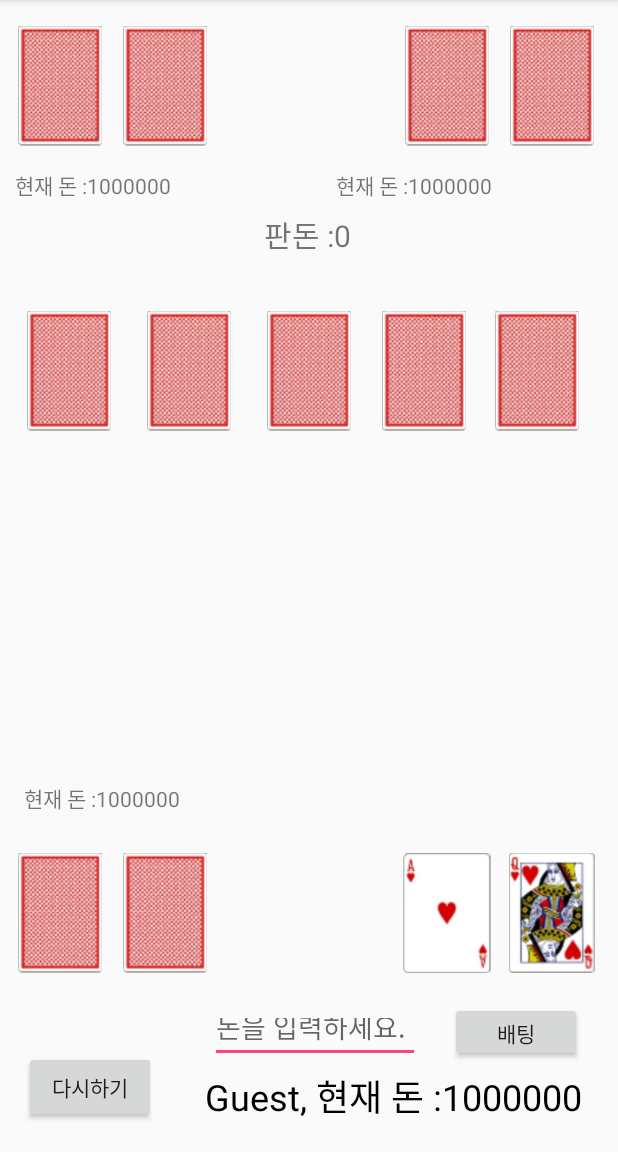
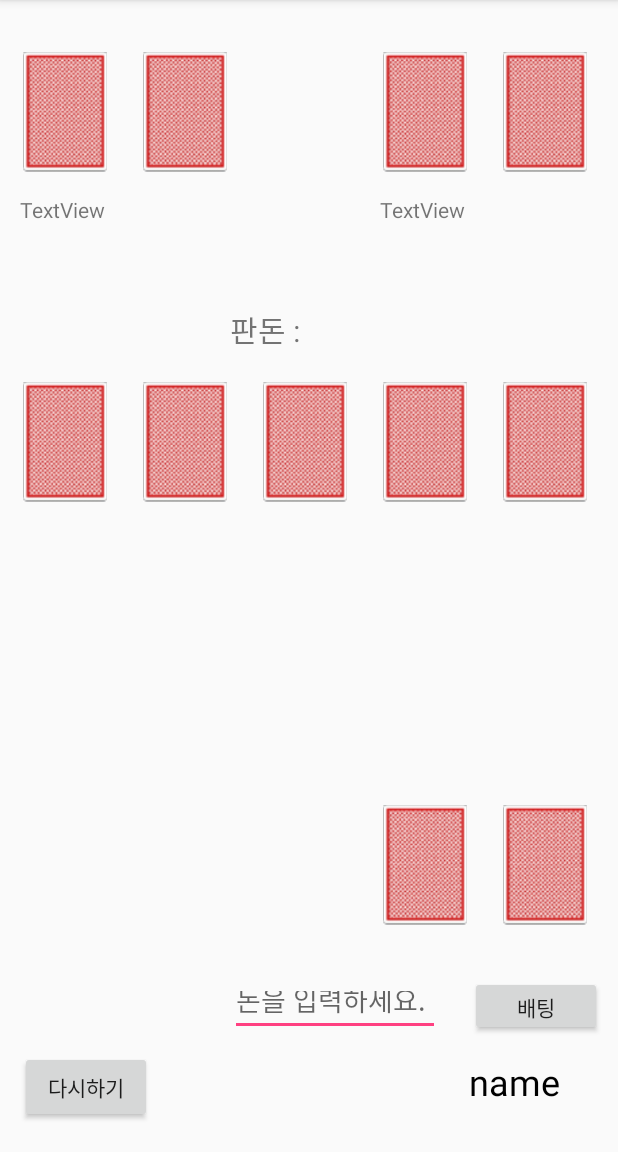
Before and after one commit to swhdgjss/Android, an Android app: the screen it shows after launch (Play4 before the commit, Play2 after it), after a tap on "시작", on a phone screen of 412 x 824 dp, the part 84-1236 px from its top. Run offline under Robolectric (Android 15) with nearby library versions, the phone set to English and light mode, and no system bars.

Commit message:
06/20 play5, 6 레이아웃 고민 -> 2, 3으로 수정 Play2 작업

```diff
--- a/app/src/main/AndroidManifest.xml
+++ b/app/src/main/AndroidManifest.xml
@@ -18,8 +18,8 @@
         </activity>
         <activity android:name=".Splash" />
         <activity android:name=".Play4" />
-        <activity android:name=".Play5" />
-        <activity android:name=".Play6"></activity>
+        <activity android:name=".Play2" />
+        <activity android:name=".Play3"></activity>
     </application>
 
 </manifest>
--- a/app/src/main/java/com/example/l/holdem/MainActivity.java
+++ b/app/src/main/java/com/example/l/holdem/MainActivity.java
@@ -6,9 +6,7 @@ import android.os.Bundle;
 import android.view.View;
 import android.widget.Button;
 import android.widget.EditText;
-import android.widget.RadioButton;
 import android.widget.RadioGroup;
-import android.widget.Toast;
 
 public class MainActivity extends AppCompatActivity {
     Button button;
@@ -35,17 +33,17 @@ public class MainActivity extends AppCompatActivity {
                 else name = editText.getText().toString();
                 switch (radioGroup.getCheckedRadioButtonId()) {
                     case R.id.radioButton:
-                        Intent intent = new Intent(MainActivity.this, Play4.class);
+                        Intent intent = new Intent(MainActivity.this, Play2.class);
                         intent.putExtra("state", name);
                         startActivity(intent);
                         break;
                     case R.id.radioButton2:
-                        Intent intent2 = new Intent(MainActivity.this, Play5.class);
+                        Intent intent2 = new Intent(MainActivity.this, Play3.class);
                         intent2.putExtra("state", name);
                         startActivity(intent2);
                         break;
                     case R.id.radioButton3:
-                        Intent intent3 = new Intent(MainActivity.this, Play6.class);
+                        Intent intent3 = new Intent(MainActivity.this, Play4.class);
                         intent3.putExtra("state", name);
                         startActivity(intent3);
                         break;
--- a/app/src/main/java/com/example/l/holdem/Play5.java
+++ b/app/src/main/java/com/example/l/holdem/Play2.java
@@ -3,11 +3,11 @@ package com.example.l.holdem;
 import android.support.v7.app.AppCompatActivity;
 import android.os.Bundle;
 
-public class Play5 extends AppCompatActivity {
+public class Play2 extends AppCompatActivity {
 
     @Override
     protected void onCreate(Bundle savedInstanceState) {
         super.onCreate(savedInstanceState);
-        setContentView(R.layout.activity_play5);
+        setContentView(R.layout.activity_play2);
     }
 }
--- a/app/src/main/java/com/example/l/holdem/Play6.java
+++ b/app/src/main/java/com/example/l/holdem/Play3.java
@@ -3,11 +3,11 @@ package com.example.l.holdem;
 import android.support.v7.app.AppCompatActivity;
 import android.os.Bundle;
 
-public class Play6 extends AppCompatActivity {
+public class Play3 extends AppCompatActivity {
 
     @Override
     protected void onCreate(Bundle savedInstanceState) {
         super.onCreate(savedInstanceState);
-        setContentView(R.layout.activity_play6);
+        setContentView(R.layout.activity_play3);
     }
 }
--- a/app/src/main/java/com/example/l/holdem/Play4.java
+++ b/app/src/main/java/com/example/l/holdem/Play4.java
@@ -356,7 +356,6 @@ public class Play4 extends AppCompatActivity {
                 break;
             }
         }
-        //rule.clear();
     }
 
     public void replay() {
--- a/app/src/main/res/layout/activity_main.xml
+++ b/app/src/main/res/layout/activity_main.xml
@@ -32,22 +32,22 @@
             android:layout_width="70dp"
             android:layout_height="wrap_content"
             android:layout_weight="1"
-            android:text="4명"
-            android:checked="true"/>
+            android:checked="true"
+            android:text="2명" />
 
         <RadioButton
             android:id="@+id/radioButton2"
             android:layout_width="70dp"
             android:layout_height="wrap_content"
             android:layout_weight="1"
-            android:text="5명" />
+            android:text="3명" />
 
         <RadioButton
             android:id="@+id/radioButton3"
             android:layout_width="70dp"
             android:layout_height="wrap_content"
             android:layout_weight="1"
-            android:text="6명" />
+            android:text="4명" />
     </RadioGroup>
 
     <TextView
--- /dev/null
+++ b/app/src/main/res/layout/activity_play2.xml
@@ -0,0 +1,212 @@
+<?xml version="1.0" encoding="utf-8"?>
+<RelativeLayout xmlns:android="http://schemas.android.com/apk/res/android"
+    xmlns:app="http://schemas.android.com/apk/res-auto"
+    xmlns:tools="http://schemas.android.com/tools"
+    android:layout_width="match_parent"
+    android:layout_height="match_parent"
+    tools:context="com.example.l.holdem.Play2">
+
+    <TextView
+        android:id="@+id/name"
+        android:layout_width="wrap_content"
+        android:layout_height="wrap_content"
+        android:text="name"
+        android:textAllCaps="false"
+        android:textColor="@android:color/background_dark"
+        android:textSize="24sp"
+        android:layout_alignBaseline="@+id/button7"
+        android:layout_alignBottom="@+id/button7"
+        android:layout_alignRight="@+id/textView20"
+        android:layout_alignEnd="@+id/textView20" />
+
+    <Button
+        android:id="@+id/button7"
+        android:layout_width="wrap_content"
+        android:layout_height="wrap_content"
+        android:layout_alignLeft="@+id/board1"
+        android:layout_alignParentBottom="true"
+        android:layout_alignStart="@+id/board1"
+        android:layout_marginBottom="19dp"
+        android:text="다시하기" />
+
+    <EditText
+        android:id="@+id/editText5"
+        android:layout_width="140dp"
+        android:layout_height="40dp"
+        android:ems="10"
+        android:hint="돈을 입력하세요."
+        android:inputType="number"
+        android:layout_above="@+id/button7"
+        android:layout_toRightOf="@+id/board2"
+        android:layout_toEndOf="@+id/board2"
+        android:layout_marginBottom="10dp" />
+
+    <Button
+        android:id="@+id/button8"
+        android:layout_width="wrap_content"
+        android:layout_height="40dp"
+        android:text="배팅"
+        android:layout_alignTop="@+id/editText5"
+        android:layout_toRightOf="@+id/card1"
+        android:layout_toEndOf="@+id/card1" />
+
+    <ImageView
+        android:id="@+id/board3"
+        android:layout_width="60dp"
+        android:layout_height="80dp"
+        android:layout_alignTop="@+id/board2"
+        android:layout_marginLeft="34dp"
+        android:layout_marginStart="20dp"
+        android:layout_toEndOf="@+id/board2"
+        android:layout_toRightOf="@+id/board2"
+        app:srcCompat="@drawable/back" />
+
+    <ImageView
+        android:id="@+id/board2"
+        android:layout_width="60dp"
+        android:layout_height="80dp"
+        android:layout_alignTop="@+id/board1"
+        android:layout_marginLeft="16dp"
+        android:layout_marginRight="20dp"
+        android:layout_marginStart="20dp"
+        android:layout_toEndOf="@+id/board1"
+        android:layout_toRightOf="@+id/board1"
+        app:srcCompat="@drawable/back" />
+
+    <ImageView
+        android:id="@+id/board5"
+        android:layout_width="60dp"
+        android:layout_height="80dp"
+        android:layout_alignTop="@+id/board4"
+        android:layout_marginLeft="14dp"
+        android:layout_marginStart="20dp"
+        android:layout_toEndOf="@+id/board4"
+        android:layout_toRightOf="@+id/board4"
+        app:srcCompat="@drawable/back" />
+
+    <ImageView
+        android:id="@+id/board4"
+        android:layout_width="60dp"
+        android:layout_height="80dp"
+        android:layout_alignTop="@+id/board3"
+        android:layout_marginLeft="20dp"
+        android:layout_marginStart="20dp"
+        android:layout_toEndOf="@+id/board3"
+        android:layout_toRightOf="@+id/board3"
+        app:srcCompat="@drawable/back" />
+
+    <ImageView
+        android:id="@+id/board1"
+        android:layout_width="60dp"
+        android:layout_height="80dp"
+        android:layout_below="@+id/textView16"
+        android:layout_marginLeft="13dp"
+        android:layout_marginStart="13dp"
+        android:layout_marginTop="20dp"
+        android:layout_toEndOf="@+id/textView17"
+        android:layout_toRightOf="@+id/textView17"
+        app:srcCompat="@drawable/back" />
+
+    <ImageView
+        android:id="@+id/card2"
+        android:layout_width="60dp"
+        android:layout_height="80dp"
+        app:srcCompat="@drawable/back"
+        android:layout_marginBottom="34dp"
+        android:layout_above="@+id/button8"
+        android:layout_alignLeft="@+id/board5"
+        android:layout_alignStart="@+id/board5" />
+
+    <ImageView
+        android:id="@+id/card1"
+        android:layout_width="60dp"
+        android:layout_height="80dp"
+        app:srcCompat="@drawable/back"
+        android:layout_alignTop="@+id/card2"
+        android:layout_alignLeft="@+id/board4"
+        android:layout_alignStart="@+id/board4" />
+
+    <ImageView
+        android:id="@+id/card4"
+        android:layout_width="60dp"
+        android:layout_height="80dp"
+        app:srcCompat="@drawable/back"
+        android:layout_alignTop="@+id/imageView38"
+        android:layout_alignLeft="@+id/board5"
+        android:layout_alignStart="@+id/board5" />
+
+    <ImageView
+        android:id="@+id/imageView38"
+        android:layout_width="60dp"
+        android:layout_height="80dp"
+        app:srcCompat="@drawable/back"
+        android:layout_alignTop="@+id/imageView37"
+        android:layout_alignLeft="@+id/board4"
+        android:layout_alignStart="@+id/board4" />
+
+    <ImageView
+        android:id="@+id/imageView37"
+        android:layout_width="60dp"
+        android:layout_height="80dp"
+        android:layout_alignTop="@+id/card3"
+        android:layout_marginStart="20dp"
+        android:layout_toRightOf="@+id/card3"
+        app:srcCompat="@drawable/back" />
+
+    <ImageView
+        android:id="@+id/card3"
+        android:layout_width="60dp"
+        android:layout_height="80dp"
+        android:layout_alignLeft="@+id/board1"
+        android:layout_alignStart="@+id/board1"
+        android:layout_below="@+id/textView17"
+        app:srcCompat="@drawable/back" />
+
+    <TextView
+        android:id="@+id/textView16"
+        android:layout_width="wrap_content"
+        android:layout_height="wrap_content"
+        android:layout_below="@+id/imageView37"
+        android:layout_marginTop="90dp"
+        android:layout_toEndOf="@+id/board2"
+        android:layout_toRightOf="@+id/board2"
+        android:text="판돈 : "
+        android:textSize="20sp" />
+
+    <TextView
+        android:id="@+id/textView17"
+        android:layout_width="wrap_content"
+        android:layout_height="wrap_content"
+        android:layout_alignLeft="@+id/card5"
+        android:layout_alignStart="@+id/card5"
+        android:layout_below="@+id/card5"
+        android:layout_marginTop="15dp" />
+
+    <TextView
+        android:id="@+id/textView18"
+        android:layout_width="wrap_content"
+        android:layout_height="wrap_content"
+        android:layout_alignBottom="@+id/money2"
+        android:layout_alignEnd="@+id/card7"
+        android:layout_alignRight="@+id/card7" />
+
+    <TextView
+        android:id="@+id/textView20"
+        android:layout_width="120dp"
+        android:layout_height="wrap_content"
+        android:text="TextView"
+        android:layout_alignBaseline="@+id/textView21"
+        android:layout_alignBottom="@+id/textView21"
+        android:layout_alignLeft="@+id/imageView38"
+        android:layout_alignStart="@+id/imageView38" />
+
+    <TextView
+        android:id="@+id/textView21"
+        android:layout_width="120dp"
+        android:layout_height="wrap_content"
+        android:layout_alignLeft="@+id/card3"
+        android:layout_alignStart="@+id/card3"
+        android:layout_below="@+id/card3"
+        android:layout_marginTop="15dp"
+        android:text="TextView" />
+</RelativeLayout>
--- a/app/src/main/res/layout/activity_play6.xml
+++ b/app/src/main/res/layout/activity_play3.xml
@@ -4,6 +4,6 @@
     xmlns:tools="http://schemas.android.com/tools"
     android:layout_width="match_parent"
     android:layout_height="match_parent"
-    tools:context="com.example.l.holdem.Play6">
+    tools:context="com.example.l.holdem.Play3">
 
 </RelativeLayout>
--- a/app/src/main/res/layout/activity_play4.xml
+++ b/app/src/main/res/layout/activity_play4.xml
@@ -195,16 +195,16 @@
 
     <TextView
         android:id="@+id/money1"
-        android:layout_width="wrap_content"
+        android:layout_width="120dp"
         android:layout_height="wrap_content"
         android:layout_above="@+id/card3"
         android:layout_alignLeft="@+id/board1"
         android:layout_alignStart="@+id/board1"
-        android:layout_marginBottom="26dp" />
+        android:layout_marginBottom="15dp" />
 
     <TextView
         android:id="@+id/money2"
-        android:layout_width="wrap_content"
+        android:layout_width="120dp"
         android:layout_height="wrap_content"
         android:layout_alignLeft="@+id/card5"
         android:layout_alignStart="@+id/card5"
@@ -213,10 +213,11 @@
 
     <TextView
         android:id="@+id/money3"
-        android:layout_width="wrap_content"
+        android:layout_width="120dp"
         android:layout_height="wrap_content"
-        android:layout_alignBottom="@+id/money2"
-        android:layout_alignEnd="@+id/card7"
-        android:layout_alignRight="@+id/card7" />
+        android:layout_below="@+id/card7"
+        android:layout_marginStart="140dp"
+        android:layout_marginTop="15dp"
+        android:layout_toRightOf="@+id/money2" />
 
 </RelativeLayout>
--- a/app/src/main/res/layout/activity_play5.xml
+++ /dev/null
@@ -1,9 +0,0 @@
-<?xml version="1.0" encoding="utf-8"?>
-<RelativeLayout xmlns:android="http://schemas.android.com/apk/res/android"
-    xmlns:app="http://schemas.android.com/apk/res-auto"
-    xmlns:tools="http://schemas.android.com/tools"
-    android:layout_width="match_parent"
-    android:layout_height="match_parent"
-    tools:context="com.example.l.holdem.Play5">
-
-</RelativeLayout>
```
